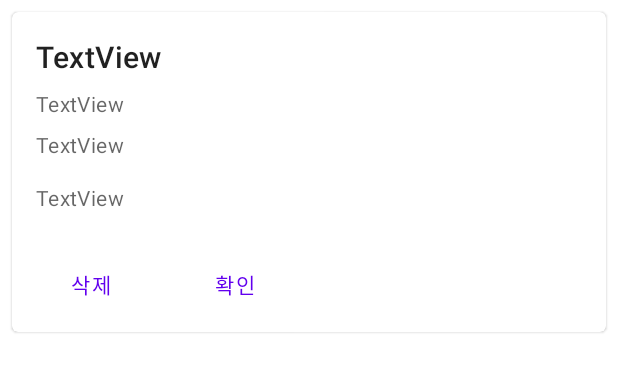
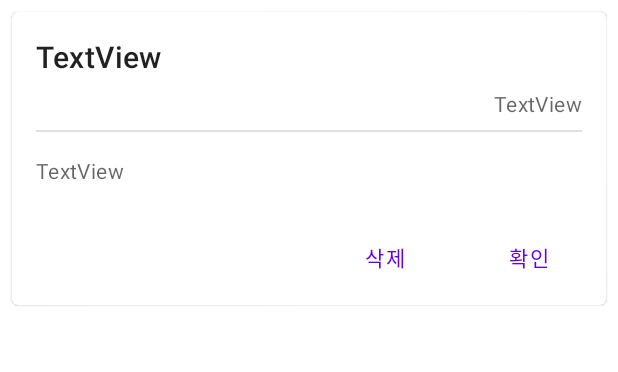
Before and after one commit to eanby00/TODOLIST_TensorFlow, an Android app: the layout todo_item.xml on its own in the app's theme, with its tools: preview values and no code run, on a phone screen of 412 x 824 dp. Shown: the top 372 px of the screen. Run offline under Robolectric (Android 15) with nearby library versions, the phone set to English and light mode, and no system bars.

Commit message:
0728 change cards design

```diff
--- a/app/src/main/res/layout/todo_item.xml
+++ b/app/src/main/res/layout/todo_item.xml
@@ -8,7 +8,10 @@
         android:id="@+id/card"
         android:layout_width="match_parent"
         android:layout_height="wrap_content"
-        android:layout_margin="8dp">
+        android:layout_margin="8dp"
+        android:clickable="true"
+        android:focusable="true"
+        android:checkable="true">
 
 
         <LinearLayout
@@ -35,18 +38,15 @@
                     android:layout_width="wrap_content"
                     android:layout_height="wrap_content"
                     android:layout_marginTop="8dp"
+                    android:layout_marginBottom="8dp"
                     android:textAppearance="?attr/textAppearanceBody2"
                     android:textColor="?android:attr/textColorSecondary"
+                    android:layout_gravity="right"
                     android:text="TextView" />
 
-                <TextView
-                    android:id="@+id/item_done"
-                    android:layout_width="wrap_content"
-                    android:layout_height="wrap_content"
-                    android:layout_marginTop="8dp"
-                    android:textAppearance="?attr/textAppearanceBody2"
-                    android:textColor="?android:attr/textColorSecondary"
-                    android:text="TextView" />
+                <com.google.android.material.divider.MaterialDivider
+                    android:layout_width="match_parent"
+                    android:layout_height="wrap_content"/>
 
                 <TextView
                     android:id="@+id/item_memo"
@@ -62,7 +62,8 @@
                 android:layout_width="wrap_content"
                 android:layout_height="wrap_content"
                 android:layout_margin="8dp"
-                android:orientation="horizontal">
+                android:orientation="horizontal"
+                android:layout_gravity="right">
 
                 <com.google.android.material.button.MaterialButton
                     android:id="@+id/item_btnDelete"
```
Also changed, not shown: app/src/main/java/com/todo/todolist/recyclerview/Adapter.java (+7 -11 lines), app/src/main/res/layout/todo_item_recycler.xml (deleted, +0 -47 lines).
